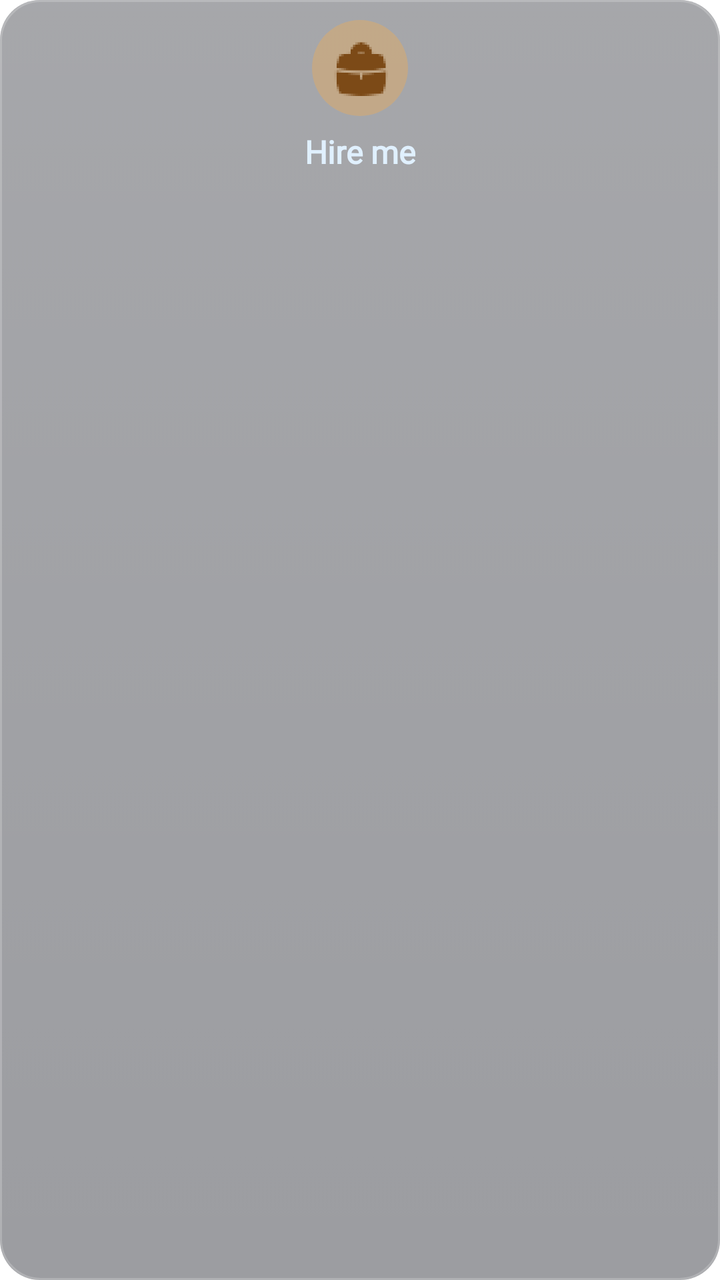
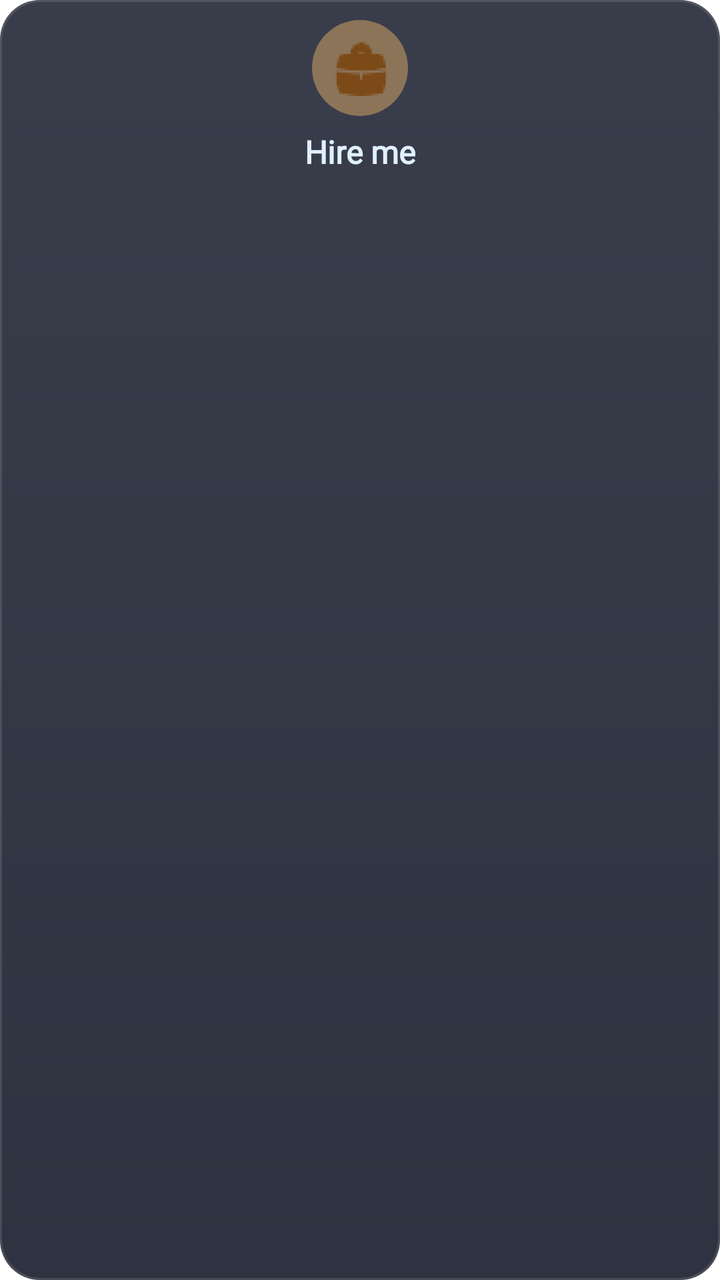

An Android layout rendered at two revisions. The XML below is the earlier revision; the diff shows what the commit changed to produce the second picture.
<!-- AndroidManifest.xml: application theme Theme.MPA -->
<!-- res/layout/list_navigation_card.xml -->
<?xml version="1.0" encoding="utf-8"?>
<androidx.constraintlayout.widget.ConstraintLayout xmlns:android="http://schemas.android.com/apk/res/android"
    android:layout_width="95dp"
    android:layout_height="95dp"
    android:id="@+id/cadr_list"
    xmlns:app="http://schemas.android.com/apk/res-auto"
    app:layout_constraintStart_toStartOf="parent"
    app:layout_constraintTop_toTopOf="parent"
    android:layout_margin="20dp"
    android:padding="10dp"
    android:background="@drawable/bg_status">
    <ImageView
        android:id="@+id/bg_icon_nav_card"
        android:layout_width="48dp"
        android:layout_height="48dp"
        app:layout_constraintStart_toStartOf="parent"
        app:layout_constraintEnd_toEndOf="parent"
        android:background="@drawable/bg_nav_card_list"/>
    <ImageView
        android:id="@+id/icon_nav_card"
        android:layout_width="28dp"
        android:layout_height="28dp"
        app:layout_constraintStart_toStartOf="@id/bg_icon_nav_card"
        app:layout_constraintEnd_toEndOf="@id/bg_icon_nav_card"
        app:layout_constraintTop_toTopOf="@id/bg_icon_nav_card"
        app:layout_constraintBottom_toBottomOf="@id/bg_icon_nav_card"
        android:tint="@color/gold_deep"
        android:src="@drawable/work"/>
    <TextView
        android:id="@+id/name_nav_list_card"
        android:layout_width="wrap_content"
        android:layout_height="wrap_content"
        android:text="@string/hire_me"
        app:layout_constraintStart_toStartOf="@id/bg_icon_nav_card"
        app:layout_constraintEnd_toEndOf="@id/bg_icon_nav_card"
        app:layout_constraintTop_toBottomOf="@id/bg_icon_nav_card"
        android:textColor="@color/white"
        android:textSize="16sp"
        android:layout_marginTop="7dp"
        android:fontFamily="@font/nav_font"
        android:textFontWeight="600" />

</androidx.constraintlayout.widget.ConstraintLayout>
<!-- resources referenced by this layout -->
<resources>
  <color name="gold_deep">#7C4A17</color>
  <color name="white">#e0f0fe</color>
  <!-- drawable bg_nav_card_list (drawable) -->
  <?xml version="1.0" encoding="utf-8"?>
  <shape xmlns:android="http://schemas.android.com/apk/res/android"
      android:shape="oval">
      <solid android:color="#80E0AC68" />
  </shape>
  <!-- drawable bg_status (drawable) -->
  <?xml version="1.0" encoding="utf-8"?>
  <selector xmlns:android="http://schemas.android.com/apk/res/android">
      <item android:state_pressed="true">
          <layer-list>
              <item>
                  <shape android:shape="rectangle">
                      <solid android:color="#99080B14" />
                      <corners android:radius="20dp" />
                      <stroke
                          android:width="1dp"
                          android:color="#40FFFFFF" />
                  </shape>
              </item>
          </layer-list>
      </item>
  
      <item>
          <layer-list>
              <item>
                  <shape android:shape="rectangle">
                      <solid android:color="#66080B14" />
                      <corners android:radius="20dp" />
                  </shape>
              </item>
  
              <item>
                  <shape android:shape="rectangle">
                      <gradient
                          android:angle="270"
                          android:startColor="#1AFFFFFF"
                          android:endColor="#00FFFFFF" />
                      <corners android:radius="20dp" />
                  </shape>
              </item>
  
              <item>
                  <shape android:shape="rectangle">
                      <stroke
                          android:width="1dp"
                          android:color="#33FFFFFF" />
                      <corners android:radius="20dp" />
                  </shape>
              </item>
          </layer-list>
      </item>
  </selector>
  <string name="hire_me">Hire me</string>
  <style name="Theme.MPA" parent="Theme.MaterialComponents.DayNight.NoActionBar">
          
          <item name="colorPrimary">@color/purple_500</item>
          <item name="colorPrimaryVariant">@color/purple_700</item>
          <item name="colorOnPrimary">@color/white</item>
          
          <item name="colorSecondary">@color/teal_200</item>
          <item name="colorSecondaryVariant">@color/teal_700</item>
          <item name="colorOnSecondary">@color/black</item>
          
          <item name="android:statusBarColor">?attr/colorPrimaryVariant</item>
          
      </style>
  <color name="purple_500">#FF6200EE</color>
  <color name="purple_700">#FF3700B3</color>
  <color name="teal_200">#FF03DAC5</color>
  <color name="teal_700">#FF018786</color>
  <color name="black">#000000</color>
  
      // banner Back Color
  <!-- unchanged entries left out for length: 1 -->
</resources>

<!-- the commit's change to res/layout/list_navigation_card.xml (unified diff, before → after) -->
@@ -6,7 +6,7 @@
     xmlns:app="http://schemas.android.com/apk/res-auto"
     app:layout_constraintStart_toStartOf="parent"
     app:layout_constraintTop_toTopOf="parent"
-    android:layout_margin="20dp"
+    android:layout_margin="5dp"
     android:padding="10dp"
     android:background="@drawable/bg_status">
     <ImageView
<!-- resource entries referenced after the edit -->
@@ -11,44 +11,55 @@
   <!-- drawable bg_status (drawable) -->
   <?xml version="1.0" encoding="utf-8"?>
   <selector xmlns:android="http://schemas.android.com/apk/res/android">
+  
+      
       <item android:state_pressed="true">
           <layer-list>
               <item>
                   <shape android:shape="rectangle">
-                      <solid android:color="#99080B14" />
+                      <solid android:color="#F20B1020" />
                       <corners android:radius="20dp" />
+                  </shape>
+              </item>
+              <item>
+                  <shape android:shape="rectangle">
                       <stroke
                           android:width="1dp"
-                          android:color="#40FFFFFF" />
+                          android:color="#33FFFFFF" />
+                      <corners android:radius="20dp" />
                   </shape>
               </item>
           </layer-list>
       </item>
   
+      
       <item>
           <layer-list>
+              
               <item>
                   <shape android:shape="rectangle">
-                      <solid android:color="#66080B14" />
+                      <solid android:color="#D90B1020" />
                       <corners android:radius="20dp" />
                   </shape>
               </item>
   
+              
               <item>
                   <shape android:shape="rectangle">
                       <gradient
                           android:angle="270"
-                          android:startColor="#1AFFFFFF"
+                          android:startColor="#0DFFFFFF"
                           android:endColor="#00FFFFFF" />
                       <corners android:radius="20dp" />
                   </shape>
               </item>
   
+              
               <item>
                   <shape android:shape="rectangle">
                       <stroke
                           android:width="1dp"
-                          android:color="#33FFFFFF" />
+                          android:color="#1FFFFFFF" />
                       <corners android:radius="20dp" />
                   </shape>
               </item>
